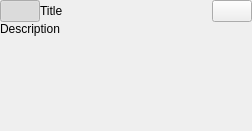
First picture: the form in gui/taskwidget.ui, repository schoebey/taskplanner, before the edit.
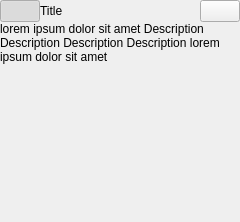
Second picture: the form after the edit. Custom widgets are drawn as their Qt base class.

Commit message: allowing for multiline descriptions. preliminarily disabled shadowed text rendering. height estimation is not entirely correct yet

The edit to the form file:
```diff
--- a/gui/taskwidget.ui
+++ b/gui/taskwidget.ui
@@ -6,16 +6,10 @@
    <rect>
     <x>0</x>
     <y>0</y>
-    <width>252</width>
-    <height>131</height>
+    <width>240</width>
+    <height>92</height>
    </rect>
   </property>
-  <property name="sizePolicy">
-   <sizepolicy hsizetype="Maximum" vsizetype="Preferred">
-    <horstretch>0</horstretch>
-    <verstretch>0</verstretch>
-   </sizepolicy>
-  </property>
   <property name="focusPolicy">
    <enum>Qt::StrongFocus</enum>
   </property>
@@ -84,18 +78,21 @@
       </property>
       <item row="0" column="0" colspan="2">
        <widget class="EditableLabel" name="pDescription">
-        <property name="sizePolicy">
-         <sizepolicy hsizetype="Preferred" vsizetype="Maximum">
-          <horstretch>0</horstretch>
-          <verstretch>0</verstretch>
-         </sizepolicy>
+        <property name="minimumSize">
+         <size>
+          <width>0</width>
+          <height>200</height>
+         </size>
         </property>
         <property name="text">
-         <string>Description</string>
+         <string>lorem ipsum dolor sit amet Description Description Description Description lorem ipsum dolor sit amet</string>
         </property>
         <property name="alignment">
          <set>Qt::AlignLeading|Qt::AlignLeft|Qt::AlignTop</set>
         </property>
+        <property name="wordWrap">
+         <bool>true</bool>
+        </property>
        </widget>
       </item>
       <item row="1" column="0" colspan="2">
```
Left out of the diff: 9 changed lines with no effect on the pictures. The commit also changes 2 other files.
